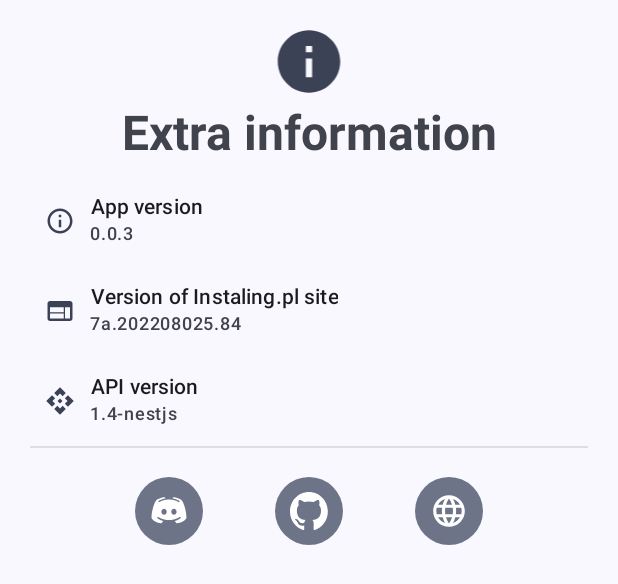
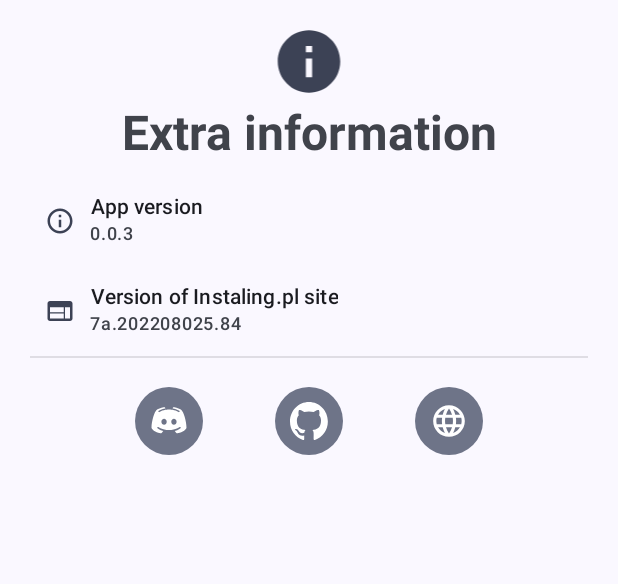
Before and after one commit to rvyk/instalingowy, an Android app: the layout extra_info_dialog.xml on its own in the app's theme, with its tools: preview values and no code run, on a phone screen of 412 x 824 dp. Shown: the top 584 px of the screen. Run offline under Robolectric (Android 15) with nearby library versions, the phone set to English and light mode, and no system bars.

Commit message:
chore: changed name of app to Instalingowy and updated version

```diff
--- a/app/build.gradle
+++ b/app/build.gradle
@@ -5,14 +5,14 @@ plugins {
 
 android {
     namespace 'pl.rvyk.instapp'
-    compileSdk 33
+    compileSdk 34
 
     defaultConfig {
         applicationId "pl.rvyk.instapp"
         minSdk 26
-        targetSdk 33
-        versionCode 6
-        versionName "0.0.6"
+        targetSdk 34
+        versionCode 10
+        versionName "1.0.0"
         testInstrumentationRunner "androidx.test.runner.AndroidJUnitRunner"
     }
     lintOptions {
--- a/app/src/main/java/pl/rvyk/instapp/fragments/SettingsFragment.java
+++ b/app/src/main/java/pl/rvyk/instapp/fragments/SettingsFragment.java
@@ -187,7 +187,6 @@ public class SettingsFragment extends Fragment {
             int versionCode = packageInfo.versionCode;
 
             TextView app_version = extraInfoDialog.findViewById(R.id.app_version);
-            TextView api_version = extraInfoDialog.findViewById(R.id.api_version);
             TextView instaling_version = extraInfoDialog.findViewById(R.id.instaling_version);
 
             app_version.setText("VN: " + versionName + ", VC: " + versionCode);
--- a/app/src/main/res/layout/extra_info_dialog.xml
+++ b/app/src/main/res/layout/extra_info_dialog.xml
@@ -85,38 +85,6 @@
         </LinearLayout>
     </LinearLayout>
 
-    <LinearLayout
-        android:layout_width="match_parent"
-        android:orientation="horizontal"
-        android:gravity="center_vertical"
-        android:layout_marginVertical="10dp"
-        android:layout_marginHorizontal="20dp"
-        android:layout_height="40dp">
-        <com.google.android.material.imageview.ShapeableImageView
-            android:tint="?attr/colorSecondary"
-            android:layout_width="20dp"
-            android:src="@drawable/ic_baseline_api_24"
-            android:layout_marginHorizontal="10dp"
-            android:layout_height="20dp"/>
-        <LinearLayout
-            android:layout_width="wrap_content"
-            android:orientation="vertical"
-            android:layout_height="match_parent">
-            <com.google.android.material.textview.MaterialTextView
-                style="@style/TextAppearance.Material3.LabelLarge"
-                android:layout_width="wrap_content"
-                android:layout_height="wrap_content"
-                android:text="@string/extra_info_api_version"
-                android:textAlignment="center" />
-            <com.google.android.material.textview.MaterialTextView
-                android:id="@+id/api_version"
-                style="@style/TextAppearance.Material3.LabelMedium"
-                android:layout_width="wrap_content"
-                android:layout_height="wrap_content"
-                android:text="1.4-nestjs"
-                android:textAlignment="center" />
-        </LinearLayout>
-    </LinearLayout>
     <com.google.android.material.divider.MaterialDivider
         style="@style/Widget.MaterialComponents.MaterialDivider"
         android:layout_width="match_parent"
--- a/app/src/main/res/values/strings.xml
+++ b/app/src/main/res/values/strings.xml
@@ -1,6 +1,6 @@
 <?xml version="1.0" encoding="utf-8"?>
 <resources>
-    <string name="app_name" translatable="false">Instapp</string>
+    <string name="app_name" translatable="false">Instalingowy</string>
     <string name="login_title">Sign in</string>
     <string name="login_input">Username</string>
     <string name="password_input">Password</string>
--- a/build.gradle
+++ b/build.gradle
@@ -1,6 +1,6 @@
 buildscript {
     dependencies {
-        classpath 'com.google.gms:google-services:4.3.10'
+        classpath 'com.google.gms:google-services:4.4.2'
     }
 }
 plugins {
```
